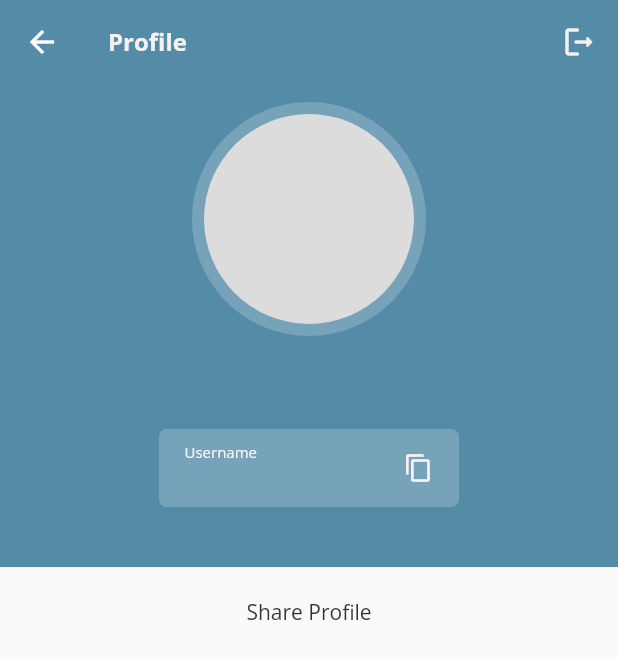
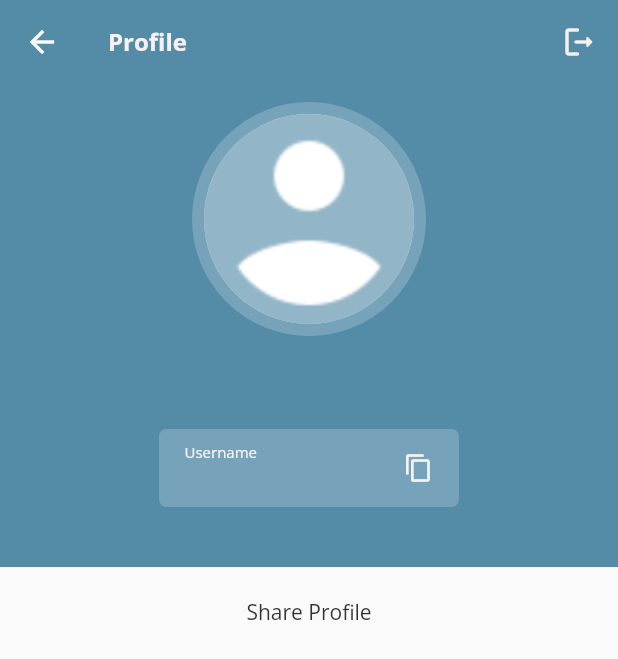
Before and after one commit to nafladiva/hollo-chat-app, a Flutter app: the ProfilePage screen opened directly, on a phone screen of 412 x 824 dp. Shown: the top 659 px of the screen. Run offline on Flutter 3.47's test engine with Material 2 defaults, Android fonts, the light colour scheme and no system bars; our stand-ins replace cloud_firestore, equatable, firebase_auth, firebase_core, firebase_storage, flutter_bloc and 4 more; missing offline and left inert: stream_chat_flutter; accounts and stored records are empty.

Commit message:
feat: add default profile icon in contact and profile pages

```diff
--- a/lib/features/auth/repositories/auth_repository.dart
+++ b/lib/features/auth/repositories/auth_repository.dart
@@ -12,6 +12,7 @@ abstract class AuthRepository {
     required String username,
     required String password,
     String? name,
+    String? profilePic,
   });
   Future<void> logout();
   Future<UserMdl> getUserData(String uid);
@@ -47,6 +48,7 @@ class AuthRepositoryImpl implements AuthRepository {
     required String username,
     required String password,
     String? name,
+    String? profilePic,
   }) async {
     try {
       final credential = await _firebaseAuth.createUserWithEmailAndPassword(
@@ -63,6 +65,7 @@ class AuthRepositoryImpl implements AuthRepository {
         'email': credential.user?.email,
         'username': username,
         'name': name,
+        'profilePic': profilePic ?? '',
       });
 
       return credential;
--- a/lib/features/chat/pages/channel_list_page.dart
+++ b/lib/features/chat/pages/channel_list_page.dart
@@ -102,6 +102,7 @@ class _ChannelListPageState extends State<ChannelListPage> {
           onRefresh: _controller.refresh,
           child: StreamChannelListView(
             controller: _controller,
+            //TODO: change channel image if opponent user doesnt have profilePic
             onChannelTap: (channel) => Navigator.push(
               context,
               MaterialPageRoute(
--- a/lib/features/profile/pages/widgets/profile_picture.dart
+++ b/lib/features/profile/pages/widgets/profile_picture.dart
@@ -2,8 +2,8 @@ import 'dart:io';
 
 import 'package:flutter/material.dart';
 import 'package:flutter_bloc/flutter_bloc.dart';
-import 'package:hollo/core/my_color.dart';
 import 'package:hollo/features/auth/cubits/auth_cubit.dart';
+import 'package:hollo/shared/consts/assets_path.dart';
 import 'package:image_picker/image_picker.dart';
 
 import '../../cubit/profile_cubit.dart';
@@ -44,8 +44,11 @@ class ProfilePicture extends StatelessWidget {
                       image: NetworkImage(state.user?.profilePic ?? ''),
                       fit: BoxFit.cover,
                     )
-                  : null,
-              color: MyColor.secondary,
+                  : const DecorationImage(
+                      image: AssetImage(AssetsPath.emptyProfile),
+                      fit: BoxFit.cover,
+                    ),
+              color: Colors.white,
               shape: BoxShape.circle,
               border: Border.all(
                 width: 8.0,
--- a/lib/features/splash/pages/splash_page.dart
+++ b/lib/features/splash/pages/splash_page.dart
@@ -1,5 +1,6 @@
 import 'package:flutter/material.dart';
 import 'package:flutter_bloc/flutter_bloc.dart';
+import 'package:google_fonts/google_fonts.dart';
 import 'package:hollo/core/core.dart';
 import 'package:hollo/features/auth/cubits/auth_cubit.dart';
 import 'package:hollo/features/auth/pages/login_page.dart';
@@ -39,7 +40,9 @@ class SplashPage extends StatelessWidget {
             Center(
               child: Text(
                 'HOLLO!',
-                style: TStyles.h1(color: Colors.white),
+                style: GoogleFonts.bungee(
+                  textStyle: TStyles.h1(color: MyColor.lightText),
+                ),
               ),
             ),
           ],
--- /dev/null
+++ b/lib/shared/consts/assets_path.dart
@@ -0,0 +1,6 @@
+class AssetsPath {
+  static const emptyProfile = 'assets/images/empty-profile.png';
+
+  static const emptyProfileInFirestore =
+      'https://firebasestorage.googleapis.com/v0/b/hollo-chat-app.appspot.com/o/profile%2Fempty-profile.png?alt=media&token=081f3f5b-6061-43ac-b196-321676a05314';
+}
```
Also changed, not shown: lib/features/chat/pages/opponent_profile_page.dart (+11 -4 lines), lib/features/contact/pages/widgets/contact_item.dart (+5 -2 lines), pubspec.yaml (+2 -30 lines), assets/images/empty-profile.png (added).
